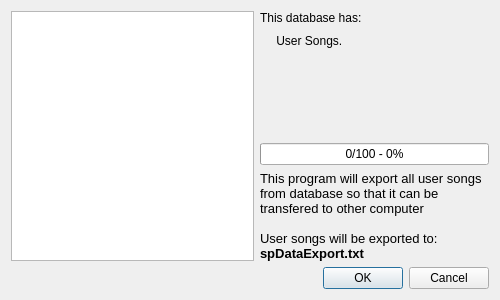
Old version of the form src/exportdialog.ui in the repository SoftProjector/src.
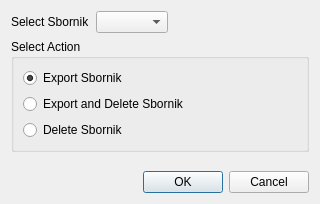
New version of the form.

Commit message: Total remake of ExportDialog to work with new database format Now can Export or Delete sborniks

```diff
--- a/src/exportdialog.ui
+++ b/src/exportdialog.ui
@@ -6,58 +6,25 @@
    <rect>
     <x>0</x>
     <y>0</y>
-    <width>500</width>
-    <height>300</height>
+    <width>320</width>
+    <height>204</height>
    </rect>
   </property>
-  <property name="minimumSize">
-   <size>
-    <width>500</width>
-    <height>300</height>
-   </size>
-  </property>
-  <property name="maximumSize">
-   <size>
-    <width>500</width>
-    <height>300</height>
-   </size>
-  </property>
   <property name="windowTitle">
    <string>softProjector - Export Songs</string>
   </property>
-  <layout class="QVBoxLayout" name="verticalLayout_2">
-   <item>
-    <layout class="QHBoxLayout" name="horizontalLayout">
-     <item>
-      <widget class="QListWidget" name="listWidget"/>
-     </item>
-     <item>
-      <layout class="QVBoxLayout" name="verticalLayout">
-       <item>
-        <widget class="QLabel" name="label">
-         <property name="text">
-          <string>This database has:</string>
-         </property>
-         <property name="wordWrap">
-          <bool>true</bool>
-         </property>
-        </widget>
-       </item>
-       <item>
+  <layout class="QGridLayout" name="gridLayout_4">
+   <item row="0" column="0">
         <layout class="QGridLayout" name="gridLayout">
          <item row="0" column="0">
-          <widget class="QLabel" name="lblUserNum">
+      <widget class="QLabel" name="label_2">
            <property name="text">
-            <string/>
+        <string>Select Sbornik</string>
            </property>
           </widget>
          </item>
          <item row="0" column="1">
-          <widget class="QLabel" name="label_4">
-           <property name="text">
-            <string> User Songs.</string>
-           </property>
-          </widget>
+      <widget class="QComboBox" name="sbornikComboBox"/>
          </item>
          <item row="0" column="2">
           <spacer name="horizontalSpacer">
@@ -74,7 +41,40 @@
          </item>
         </layout>
        </item>
-       <item>
+   <item row="1" column="0">
+    <widget class="QGroupBox" name="groupBox">
+     <property name="title">
+      <string>Select Action</string>
+     </property>
+     <layout class="QGridLayout" name="gridLayout_2">
+      <item row="0" column="0">
+       <widget class="QRadioButton" name="exportRadioButton">
+        <property name="text">
+         <string>Export Sbornik</string>
+        </property>
+        <property name="checked">
+         <bool>true</bool>
+        </property>
+       </widget>
+      </item>
+      <item row="1" column="0">
+       <widget class="QRadioButton" name="exportDeleteRadioButton">
+        <property name="text">
+         <string>Export and Delete Sbornik</string>
+        </property>
+       </widget>
+      </item>
+      <item row="2" column="0">
+       <widget class="QRadioButton" name="deleteRadioButton">
+        <property name="text">
+         <string>Delete Sbornik</string>
+        </property>
+       </widget>
+      </item>
+     </layout>
+    </widget>
+   </item>
+   <item row="2" column="0">
         <spacer name="verticalSpacer">
          <property name="orientation">
           <enum>Qt::Vertical</enum>
@@ -82,44 +82,16 @@
          <property name="sizeHint" stdset="0">
           <size>
            <width>20</width>
-           <height>39</height>
+       <height>23</height>
           </size>
          </property>
         </spacer>
        </item>
-       <item>
-        <widget class="QProgressBar" name="progressBar">
-         <property name="value">
-          <number>0</number>
-         </property>
-         <property name="format">
-          <string>%v/%m - %p%</string>
-         </property>
-        </widget>
-       </item>
-       <item>
-        <widget class="QLabel" name="label_2">
-         <property name="text">
-          <string>&lt;!DOCTYPE HTML PUBLIC &quot;-//W3C//DTD HTML 4.0//EN&quot; &quot;http://www.w3.org/TR/REC-html40/strict.dtd&quot;&gt;
-&lt;html&gt;&lt;head&gt;&lt;meta name=&quot;qrichtext&quot; content=&quot;1&quot; /&gt;&lt;style type=&quot;text/css&quot;&gt;
-p, li { white-space: pre-wrap; }
-&lt;/style&gt;&lt;/head&gt;&lt;body style=&quot; font-family:'Sans'; font-size:10pt; font-weight:400; font-style:normal;&quot;&gt;
-&lt;p style=&quot; margin-top:0px; margin-bottom:0px; margin-left:0px; margin-right:0px; -qt-block-indent:0; text-indent:0px;&quot;&gt;This program will export all user songs from database so that it can be transfered to other computer&lt;/p&gt;
-&lt;p style=&quot;-qt-paragraph-type:empty; margin-top:0px; margin-bottom:0px; margin-left:0px; margin-right:0px; -qt-block-indent:0; text-indent:0px;&quot;&gt;&lt;/p&gt;
-&lt;p style=&quot; margin-top:0px; margin-bottom:0px; margin-left:0px; margin-right:0px; -qt-block-indent:0; text-indent:0px;&quot;&gt;User songs will be exported to:&lt;/p&gt;
-&lt;p style=&quot; margin-top:0px; margin-bottom:0px; margin-left:0px; margin-right:0px; -qt-block-indent:0; text-indent:0px;&quot;&gt;&lt;span style=&quot; font-weight:600;&quot;&gt;spDataExport.txt&lt;/span&gt;&lt;/p&gt;&lt;/body&gt;&lt;/html&gt;</string>
-         </property>
-         <property name="wordWrap">
-          <bool>true</bool>
-         </property>
-        </widget>
-       </item>
-      </layout>
-     </item>
-    </layout>
-   </item>
-   <item>
+   <item row="3" column="0">
     <widget class="QDialogButtonBox" name="buttonBox">
+     <property name="orientation">
+      <enum>Qt::Horizontal</enum>
+     </property>
      <property name="standardButtons">
       <set>QDialogButtonBox::Cancel|QDialogButtonBox::Ok</set>
      </property>
```
Left out of the diff: 37 changed lines with no effect on the pictures. Lines whose indentation alone changed are shown as unchanged. The commit also changes 2 other files.
